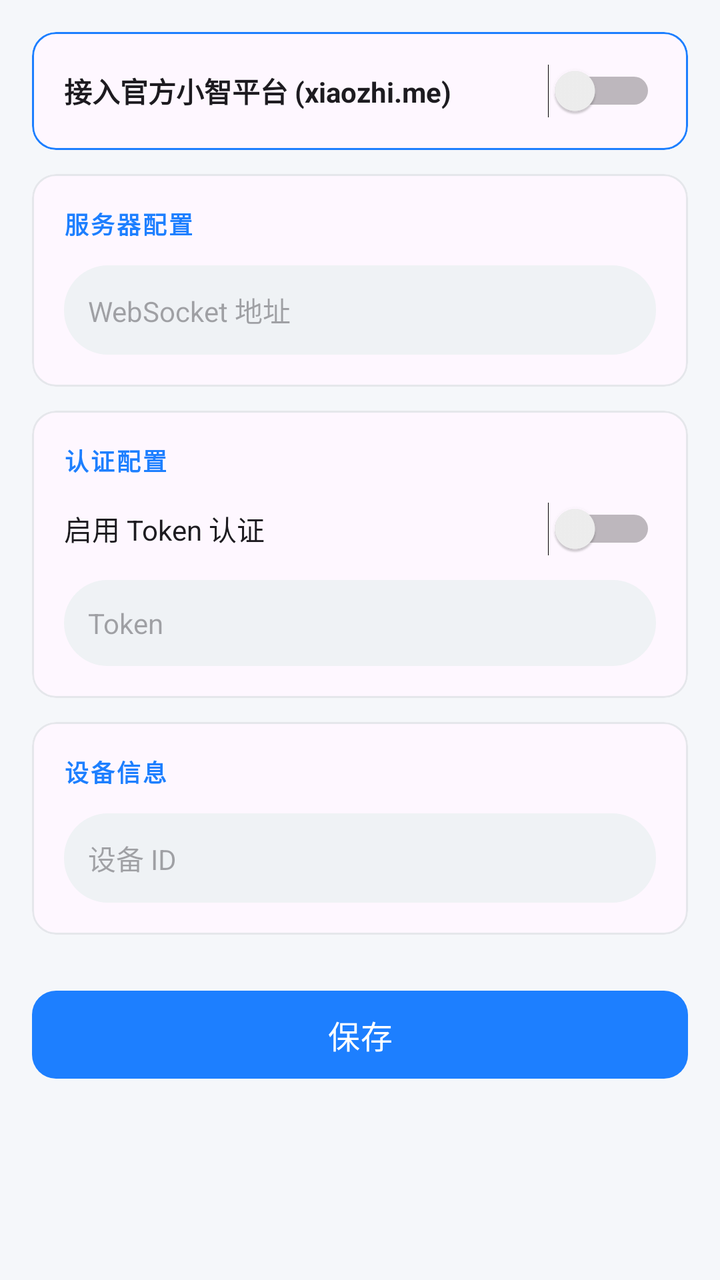
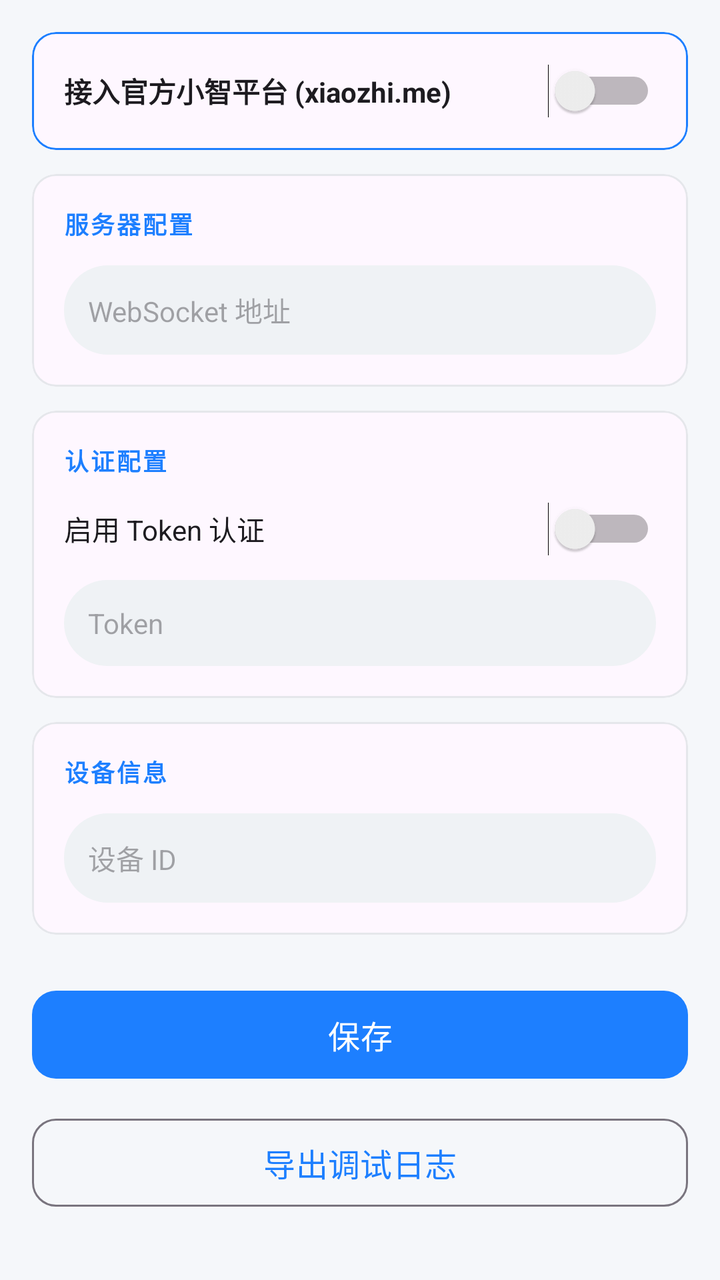

The first picture is an Android layout as it rendered before a commit; the second is the same layout after the commit. The layout source and the unified diff follow.
<!-- AndroidManifest.xml: activity theme Theme.XiaoZhi -->
<!-- res/layout/activity_settings.xml -->
<?xml version="1.0" encoding="utf-8"?>
<ScrollView xmlns:android="http://schemas.android.com/apk/res/android"
    xmlns:app="http://schemas.android.com/apk/res-auto"
    android:layout_width="match_parent"
    android:layout_height="match_parent"
    android:background="@color/bg_page">

    <LinearLayout
        android:layout_width="match_parent"
        android:layout_height="wrap_content"
        android:orientation="vertical"
        android:padding="16dp">

        
        <com.google.android.material.card.MaterialCardView
            android:layout_width="match_parent"
            android:layout_height="wrap_content"
            android:layout_marginBottom="12dp"
            app:cardCornerRadius="12dp"
            app:cardElevation="0dp"
            app:strokeColor="@color/primary"
            app:strokeWidth="1dp">

            <LinearLayout
                android:layout_width="match_parent"
                android:layout_height="wrap_content"
                android:orientation="vertical"
                android:padding="16dp">

                <Switch
                    android:id="@+id/useOfficialServerSwitch"
                    android:layout_width="match_parent"
                    android:layout_height="wrap_content"
                    android:text="@string/use_official_server"
                    android:textSize="14sp"
                    android:textStyle="bold" />

            </LinearLayout>
        </com.google.android.material.card.MaterialCardView>

        
        <com.google.android.material.card.MaterialCardView
            android:layout_width="match_parent"
            android:layout_height="wrap_content"
            android:layout_marginBottom="12dp"
            app:cardCornerRadius="12dp"
            app:cardElevation="0dp"
            app:strokeColor="@color/divider"
            app:strokeWidth="1dp">

            <LinearLayout
                android:layout_width="match_parent"
                android:layout_height="wrap_content"
                android:orientation="vertical"
                android:padding="16dp">

                <TextView
                    android:layout_width="wrap_content"
                    android:layout_height="wrap_content"
                    android:layout_marginBottom="12dp"
                    android:text="@string/server_config"
                    android:textColor="@color/primary"
                    android:textSize="12sp"
                    android:textStyle="bold"
                    android:letterSpacing="0.08" />

                <EditText
                    android:id="@+id/wsUrlInput"
                    android:layout_width="match_parent"
                    android:layout_height="wrap_content"
                    android:background="@drawable/bg_edit_text"
                    android:hint="@string/websocket_url"
                    android:inputType="textUri"
                    android:padding="12dp"
                    android:textSize="14sp" />

            </LinearLayout>
        </com.google.android.material.card.MaterialCardView>

        
        <com.google.android.material.card.MaterialCardView
            android:layout_width="match_parent"
            android:layout_height="wrap_content"
            android:layout_marginBottom="12dp"
            app:cardCornerRadius="12dp"
            app:cardElevation="0dp"
            app:strokeColor="@color/divider"
            app:strokeWidth="1dp">

            <LinearLayout
                android:layout_width="match_parent"
                android:layout_height="wrap_content"
                android:orientation="vertical"
                android:padding="16dp">

                <TextView
                    android:layout_width="wrap_content"
                    android:layout_height="wrap_content"
                    android:layout_marginBottom="12dp"
                    android:text="@string/auth_config"
                    android:textColor="@color/primary"
                    android:textSize="12sp"
                    android:textStyle="bold"
                    android:letterSpacing="0.08" />

                <Switch
                    android:id="@+id/enableTokenSwitch"
                    android:layout_width="match_parent"
                    android:layout_height="wrap_content"
                    android:layout_marginBottom="12dp"
                    android:text="@string/enable_token"
                    android:textSize="14sp" />

                <EditText
                    android:id="@+id/tokenInput"
                    android:layout_width="match_parent"
                    android:layout_height="wrap_content"
                    android:background="@drawable/bg_edit_text"
                    android:hint="@string/token"
                    android:inputType="textPassword"
                    android:padding="12dp"
                    android:textSize="14sp" />

            </LinearLayout>
        </com.google.android.material.card.MaterialCardView>

        
        <com.google.android.material.card.MaterialCardView
            android:layout_width="match_parent"
            android:layout_height="wrap_content"
            android:layout_marginBottom="24dp"
            app:cardCornerRadius="12dp"
            app:cardElevation="0dp"
            app:strokeColor="@color/divider"
            app:strokeWidth="1dp">

            <LinearLayout
                android:layout_width="match_parent"
                android:layout_height="wrap_content"
                android:orientation="vertical"
                android:padding="16dp">

                <TextView
                    android:layout_width="wrap_content"
                    android:layout_height="wrap_content"
                    android:layout_marginBottom="12dp"
                    android:text="@string/device_info"
                    android:textColor="@color/primary"
                    android:textSize="12sp"
                    android:textStyle="bold"
                    android:letterSpacing="0.08" />

                <EditText
                    android:id="@+id/deviceIdInput"
                    android:layout_width="match_parent"
                    android:layout_height="wrap_content"
                    android:background="@drawable/bg_edit_text"
                    android:hint="@string/device_id"
                    android:inputType="text"
                    android:padding="12dp"
                    android:textSize="14sp" />

            </LinearLayout>
        </com.google.android.material.card.MaterialCardView>

        
        <com.google.android.material.button.MaterialButton
            android:id="@+id/saveButton"
            android:layout_width="match_parent"
            android:layout_height="52dp"
            android:text="@string/save"
            android:textSize="16sp"
            app:cornerRadius="12dp" />

    </LinearLayout>

</ScrollView>
<!-- resources referenced by this layout -->
<resources>
  <color name="bg_page">#F5F7FA</color>
  <color name="divider">#E5E7EB</color>
  <color name="primary">#1D7FFF</color>
  <!-- drawable bg_edit_text (drawable) -->
  <?xml version="1.0" encoding="utf-8"?>
  <shape xmlns:android="http://schemas.android.com/apk/res/android"
      android:shape="rectangle">
      <solid android:color="@color/bg_input_field" />
      <corners android:radius="22dp" />
  </shape>
  <string name="auth_config">认证配置</string>
  <string name="device_id">设备 ID</string>
  <string name="device_info">设备信息</string>
  <string name="enable_token">启用 Token 认证</string>
  <string name="save">保存</string>
  <string name="server_config">服务器配置</string>
  <string name="token">Token</string>
  <string name="use_official_server">接入官方小智平台 (xiaozhi.me)</string>
  <string name="websocket_url">WebSocket 地址</string>
  <style name="Theme.XiaoZhi" parent="Theme.Material3.Light.NoActionBar">
          <item name="colorPrimary">@color/primary</item>
          <item name="colorOnPrimary">@color/white</item>
          <item name="colorPrimaryContainer">#D0E8FF</item>
          <item name="colorOnPrimaryContainer">@color/primary_dark</item>
          <item name="android:statusBarColor">@android:color/transparent</item>
          <item name="android:windowLightStatusBar">true</item>
          <item name="android:windowBackground">@color/bg_page</item>
      </style>
  <color name="bg_input_field">#EFF2F5</color>
  <color name="white">#FFFFFFFF</color>
  <color name="primary_dark">#1565C0</color>
</resources>

<!-- the commit's change to res/layout/activity_settings.xml (unified diff, before → after) -->
@@ -172,6 +172,17 @@
             android:textSize="16sp"
             app:cornerRadius="12dp" />
 
+        
+        <com.google.android.material.button.MaterialButton
+            android:id="@+id/exportLogButton"
+            style="@style/Widget.Material3.Button.OutlinedButton"
+            android:layout_width="match_parent"
+            android:layout_height="52dp"
+            android:layout_marginTop="12dp"
+            android:text="@string/export_log"
+            android:textSize="16sp"
+            app:cornerRadius="12dp" />
+
     </LinearLayout>
 
 </ScrollView>
<!-- resource entries referenced after the edit -->
@@ -14,6 +14,7 @@
   <string name="device_id">设备 ID</string>
   <string name="device_info">设备信息</string>
   <string name="enable_token">启用 Token 认证</string>
+  <string name="export_log">导出调试日志</string>
   <string name="save">保存</string>
   <string name="server_config">服务器配置</string>
   <string name="token">Token</string>
